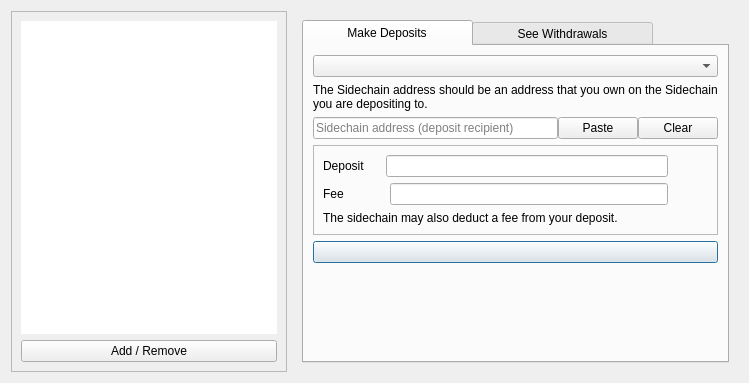
Old version of the form src/qt/forms/sidechainpage.ui in the repository torkelrogstad/mainchain.
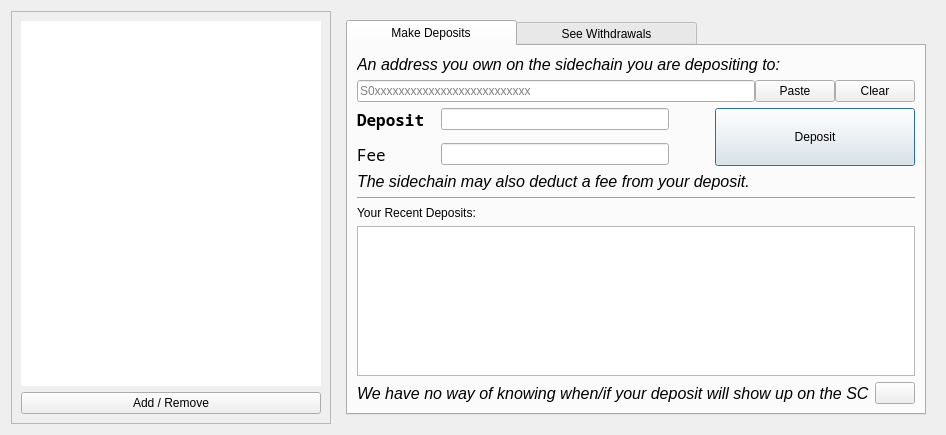
New version of the form. Icons and pictures are not drawn. Custom widgets are drawn as their Qt base class.

Commit message:
Update sidechain page & add recent deposit table
* Remove old sidechain icon code

* Update deposit page

* Add recent deposits table to deposit page

* For sidechain list, limit sidechain title to 21 characters

```diff
--- a/src/qt/forms/sidechainpage.ui
+++ b/src/qt/forms/sidechainpage.ui
@@ -6,8 +6,8 @@
    <rect>
     <x>0</x>
     <y>0</y>
-    <width>749</width>
-    <height>383</height>
+    <width>936</width>
+    <height>435</height>
    </rect>
   </property>
   <property name="windowTitle">
@@ -31,6 +31,12 @@
           <verstretch>0</verstretch>
          </sizepolicy>
         </property>
+        <property name="minimumSize">
+         <size>
+          <width>300</width>
+          <height>0</height>
+         </size>
+        </property>
         <property name="maximumSize">
          <size>
           <width>16777215</width>
@@ -39,6 +45,7 @@
         </property>
         <property name="font">
          <font>
+          <family>Noto Mono</family>
           <pointsize>18</pointsize>
          </font>
         </property>
@@ -48,6 +55,21 @@
         <property name="lineWidth">
          <number>0</number>
         </property>
+        <property name="verticalScrollBarPolicy">
+         <enum>Qt::ScrollBarAlwaysOff</enum>
+        </property>
+        <property name="horizontalScrollBarPolicy">
+         <enum>Qt::ScrollBarAsNeeded</enum>
+        </property>
+        <property name="editTriggers">
+         <set>QAbstractItemView::NoEditTriggers</set>
+        </property>
+        <property name="showDropIndicator" stdset="0">
+         <bool>false</bool>
+        </property>
+        <property name="selectionBehavior">
+         <enum>QAbstractItemView::SelectRows</enum>
+        </property>
         <property name="wordWrap">
          <bool>true</bool>
         </property>
@@ -62,6 +84,12 @@
          <iconset resource="../drivenet.qrc">
           <normaloff>:/icons/options</normaloff>:/icons/options</iconset>
         </property>
+        <property name="iconSize">
+         <size>
+          <width>32</width>
+          <height>32</height>
+         </size>
+        </property>
        </widget>
       </item>
      </layout>
@@ -89,31 +117,84 @@
           <attribute name="title">
            <string>          Make Deposits          </string>
           </attribute>
-          <layout class="QVBoxLayout" name="verticalLayout_3">
-           <item>
-            <widget class="QComboBox" name="comboBoxSidechains">
-             <property name="currentText">
-              <string/>
-             </property>
-            </widget>
-           </item>
+          <layout class="QVBoxLayout" name="verticalLayout">
            <item>
             <widget class="QLabel" name="label_2">
+             <property name="font">
+              <font>
+               <pointsize>12</pointsize>
+               <italic>true</italic>
+              </font>
+             </property>
              <property name="text">
-              <string>The Sidechain address should be an address that you own on the Sidechain you are depositing to.</string>
+              <string>An address you own on the sidechain you are depositing to:</string>
              </property>
-             <property name="textFormat">
-              <enum>Qt::AutoText</enum>
-             </property>
-             <property name="scaledContents">
-              <bool>false</bool>
-             </property>
-             <property name="wordWrap">
-              <bool>true</bool>
-             </property>
+            </widget>
+           </item>
+           <item>
+            <layout class="QGridLayout" name="gridLayout">
+             <item row="3" column="0">
+              <layout class="QHBoxLayout" name="horizontalLayoutAmount" stretch="0,0,0,0">
+               <item>
+                <widget class="QLabel" name="label">
+                 <property name="font">
+                  <font>
+                   <family>Noto Sans Mono</family>
+                   <pointsize>12</pointsize>
+                   <weight>75</weight>
+                   <bold>true</bold>
+                  </font>
+                 </property>
+                 <property name="text">
+                  <string>Deposit</string>
+                 </property>
+                </widget>
+               </item>
+               <item>
+                <spacer name="horizontalSpacer">
+                 <property name="orientation">
+                  <enum>Qt::Horizontal</enum>
+                 </property>
+                 <property name="sizeType">
+                  <enum>QSizePolicy::Fixed</enum>
+                 </property>
+                 <property name="sizeHint" stdset="0">
+                  <size>
+                   <width>10</width>
+                   <height>20</height>
+                  </size>
+                 </property>
+                </spacer>
+               </item>
+               <item>
+                <widget class="BitcoinAmountField" name="payAmount">
+                 <property name="sizePolicy">
+                  <sizepolicy hsizetype="MinimumExpanding" vsizetype="Fixed">
+                   <horstretch>0</horstretch>
+                   <verstretch>0</verstretch>
+                  </sizepolicy>
+                 </property>
             </widget>
            </item>
            <item>
+                <spacer name="horizontalSpacer_3">
+                 <property name="orientation">
+                  <enum>Qt::Horizontal</enum>
+                 </property>
+                 <property name="sizeType">
+                  <enum>QSizePolicy::Preferred</enum>
+                 </property>
+                 <property name="sizeHint" stdset="0">
+                  <size>
+                   <width>40</width>
+                   <height>20</height>
+                  </size>
+                 </property>
+                </spacer>
+               </item>
+              </layout>
+             </item>
+             <item row="1" column="0" colspan="2">
             <layout class="QHBoxLayout" name="payToLayout">
              <property name="spacing">
               <number>0</number>
@@ -127,7 +208,7 @@
                 <string/>
                </property>
                <property name="placeholderText">
-                <string>Sidechain address (deposit recipient)</string>
+                  <string>S0xxxxxxxxxxxxxxxxxxxxxxxxxx</string>
                </property>
               </widget>
              </item>
@@ -140,6 +221,12 @@
                 <iconset resource="../drivenet.qrc">
                  <normaloff>:/icons/editpaste</normaloff>:/icons/editpaste</iconset>
                </property>
+                 <property name="iconSize">
+                  <size>
+                   <width>32</width>
+                   <height>32</height>
+                  </size>
+                 </property>
               </widget>
              </item>
              <item>
@@ -151,78 +238,62 @@
                 <iconset resource="../drivenet.qrc">
                  <normaloff>:/icons/remove</normaloff>:/icons/remove</iconset>
                </property>
-              </widget>
-             </item>
-            </layout>
-           </item>
-           <item>
-            <widget class="QFrame" name="frame_2">
-             <property name="frameShape">
-              <enum>QFrame::StyledPanel</enum>
-             </property>
-             <property name="frameShadow">
-              <enum>QFrame::Raised</enum>
-             </property>
-             <layout class="QVBoxLayout" name="verticalLayout_2">
-              <item>
-               <layout class="QHBoxLayout" name="horizontalLayoutAmount" stretch="0,0,0,0">
-                <item>
-                 <widget class="QLabel" name="label">
-                  <property name="text">
-                   <string>Deposit</string>
-                  </property>
-                 </widget>
-                </item>
-                <item>
-                 <spacer name="horizontalSpacer">
-                  <property name="orientation">
-                   <enum>Qt::Horizontal</enum>
-                  </property>
-                  <property name="sizeType">
-                   <enum>QSizePolicy::Minimum</enum>
-                  </property>
-                  <property name="sizeHint" stdset="0">
+                 <property name="iconSize">
                    <size>
-                    <width>15</width>
-                    <height>20</height>
-                   </size>
-                  </property>
-                 </spacer>
-                </item>
-                <item>
-                 <widget class="BitcoinAmountField" name="payAmount">
+                   <width>32</width>
+                   <height>32</height>
+                  </size>
+                 </property>
+                </widget>
+               </item>
+              </layout>
+             </item>
+             <item row="3" column="1" rowspan="3">
+              <widget class="QPushButton" name="pushButtonDeposit">
                   <property name="sizePolicy">
-                   <sizepolicy hsizetype="MinimumExpanding" vsizetype="Fixed">
+                <sizepolicy hsizetype="Maximum" vsizetype="Minimum">
                     <horstretch>0</horstretch>
                     <verstretch>0</verstretch>
                    </sizepolicy>
                   </property>
-                 </widget>
-                </item>
-                <item>
-                 <spacer name="horizontalSpacer_3">
-                  <property name="orientation">
-                   <enum>Qt::Horizontal</enum>
-                  </property>
-                  <property name="sizeType">
-                   <enum>QSizePolicy::Preferred</enum>
-                  </property>
-                  <property name="sizeHint" stdset="0">
-                   <size>
-                    <width>40</width>
-                    <height>20</height>
-                   </size>
-                  </property>
-                 </spacer>
-                </item>
-               </layout>
-              </item>
-              <item>
+               <property name="minimumSize">
+                <size>
+                 <width>200</width>
+                 <height>0</height>
+                </size>
+               </property>
+               <property name="text">
+                <string>Deposit</string>
+               </property>
+               <property name="icon">
+                <iconset resource="../drivenet.qrc">
+                 <normaloff>:/icons/send</normaloff>:/icons/send</iconset>
+               </property>
+               <property name="iconSize">
+                <size>
+                 <width>32</width>
+                 <height>32</height>
+                </size>
+               </property>
+               <property name="default">
+                <bool>true</bool>
+               </property>
+              </widget>
+             </item>
+             <item row="5" column="0">
                <layout class="QHBoxLayout" name="horizontalLayoutAmount_3" stretch="0,0,0,0">
                 <item>
                  <widget class="QLabel" name="label_3">
+                 <property name="font">
+                  <font>
+                   <family>Noto Sans Mono</family>
+                   <pointsize>12</pointsize>
+                   <weight>50</weight>
+                   <bold>false</bold>
+                  </font>
+                 </property>
                   <property name="text">
-                   <string>Fee</string>
+                  <string>Fee    </string>
                   </property>
                  </widget>
                 </item>
@@ -232,11 +303,11 @@
                    <enum>Qt::Horizontal</enum>
                   </property>
                   <property name="sizeType">
-                   <enum>QSizePolicy::Minimum</enum>
+                  <enum>QSizePolicy::Fixed</enum>
                   </property>
                   <property name="sizeHint" stdset="0">
                    <size>
-                    <width>40</width>
+                   <width>10</width>
                     <height>20</height>
                    </size>
                   </property>
@@ -270,20 +341,61 @@
                 </item>
                </layout>
               </item>
+            </layout>
+           </item>
               <item>
                <widget class="QLabel" name="label_4">
+             <property name="font">
+              <font>
+               <pointsize>12</pointsize>
+               <italic>true</italic>
+              </font>
+             </property>
                 <property name="text">
                  <string>The sidechain may also deduct a fee from your deposit.</string>
                 </property>
                </widget>
               </item>
-             </layout>
+           <item>
+            <widget class="Line" name="line">
+             <property name="orientation">
+              <enum>Qt::Horizontal</enum>
+             </property>
+            </widget>
+           </item>
+           <item>
+            <layout class="QHBoxLayout" name="horizontalLayout_3">
+             <item>
+              <widget class="QLabel" name="label_7">
+               <property name="text">
+                <string>Your Recent Deposits:</string>
+               </property>
+              </widget>
+             </item>
+            </layout>
+           </item>
+           <item>
+            <widget class="QTableWidget" name="tableWidgetRecentDeposits"/>
+           </item>
+           <item>
+            <layout class="QHBoxLayout" name="horizontalLayout_4">
+             <item>
+              <widget class="QLabel" name="label_8">
+               <property name="font">
+                <font>
+                 <pointsize>12</pointsize>
+                 <italic>true</italic>
+                </font>
+               </property>
+               <property name="text">
+                <string>We have no way of knowing when/if your deposit will show up on the SC</string>
+               </property>
             </widget>
            </item>
            <item>
-            <widget class="QPushButton" name="pushButtonDeposit">
+              <widget class="QPushButton" name="pushButtonRecentDepositHelp">
              <property name="sizePolicy">
-              <sizepolicy hsizetype="Expanding" vsizetype="Minimum">
+                <sizepolicy hsizetype="Maximum" vsizetype="Fixed">
                <horstretch>0</horstretch>
                <verstretch>0</verstretch>
               </sizepolicy>
@@ -293,28 +405,24 @@
              </property>
              <property name="icon">
               <iconset resource="../drivenet.qrc">
-               <normaloff>:/icons/send</normaloff>:/icons/send</iconset>
-             </property>
-             <property name="default">
-              <bool>true</bool>
+                 <normaloff>:/icons/transaction_0</normaloff>:/icons/transaction_0</iconset>
              </property>
             </widget>
            </item>
            <item>
-            <spacer name="verticalSpacer">
+              <spacer name="horizontalSpacer_6">
              <property name="orientation">
-              <enum>Qt::Vertical</enum>
-             </property>
-             <property name="sizeType">
-              <enum>QSizePolicy::Expanding</enum>
+                <enum>Qt::Horizontal</enum>
              </property>
              <property name="sizeHint" stdset="0">
               <size>
-               <width>20</width>
-               <height>372</height>
+                 <width>40</width>
+                 <height>20</height>
               </size>
              </property>
             </spacer>
+             </item>
+            </layout>
            </item>
           </layout>
          </widget>
```
Left out of the diff: 6 changed lines with no effect on the pictures. Lines whose indentation alone changed are shown as unchanged. The commit also changes 2 other files.
